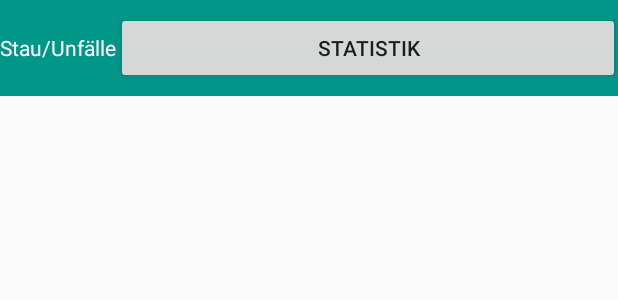
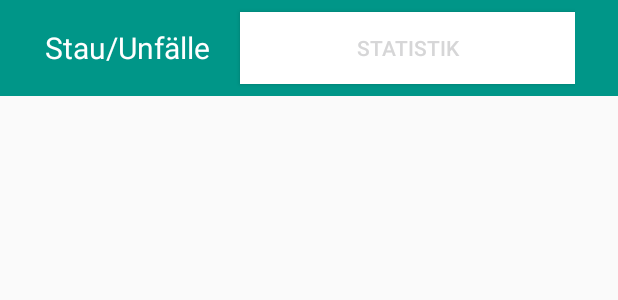
Before and after one commit to leon-jost/StauZueri, an Android app: the layout activity_stau.xml on its own in the app's theme, with its tools: preview values and no code run, on a phone screen of 412 x 824 dp. Shown: the top 300 px of the screen. Run offline under Robolectric (Android 15) with nearby library versions, the phone set to English and light mode, and no system bars.

Commit message:
add finished StauActivity implementation

```diff
--- a/app/src/main/res/layout/activity_stau.xml
+++ b/app/src/main/res/layout/activity_stau.xml
@@ -13,6 +13,8 @@
         android:background="#009688"
         android:gravity="center"
         android:orientation="horizontal"
+        android:paddingStart="30dp"
+        android:paddingEnd="30dp"
         app:layout_constraintEnd_toEndOf="parent"
         app:layout_constraintStart_toStartOf="parent"
         app:layout_constraintTop_toTopOf="parent">
@@ -22,14 +24,23 @@
             android:layout_width="wrap_content"
             android:layout_height="wrap_content"
             android:text="@string/stau_unfaelle"
-            android:textColor="@color/white" />
+            android:textColor="@color/white"
+            android:textSize="20sp" />
+
+        <Space
+            android:layout_width="20dp"
+            android:layout_height="wrap_content" />
 
         <Button
-            android:id="@+id/button"
+            android:id="@+id/switchToStatistikActivity"
             android:layout_width="0dp"
             android:layout_height="wrap_content"
             android:layout_weight="1"
-            android:text="@string/statistik" />
+            android:background="@color/white"
+            android:onClick="switchToStatistikActivity"
+            android:shadowColor="@color/design_default_color_error"
+            android:text="@string/statistik"
+            android:textColor="@color/green_blue" />
     </LinearLayout>
 
     <androidx.recyclerview.widget.RecyclerView
--- a/app/src/main/res/layout/topbar.xml
+++ /dev/null
@@ -1,6 +0,0 @@
-<?xml version="1.0" encoding="utf-8"?>
-<LinearLayout xmlns:android="http://schemas.android.com/apk/res/android"
-    android:layout_width="match_parent"
-    android:layout_height="match_parent">
-
-</LinearLayout>
```
Also changed, not shown: app/src/main/java/ch/leonjost/stauzueri/activities/StauActivity.java (+8 -1 lines).
